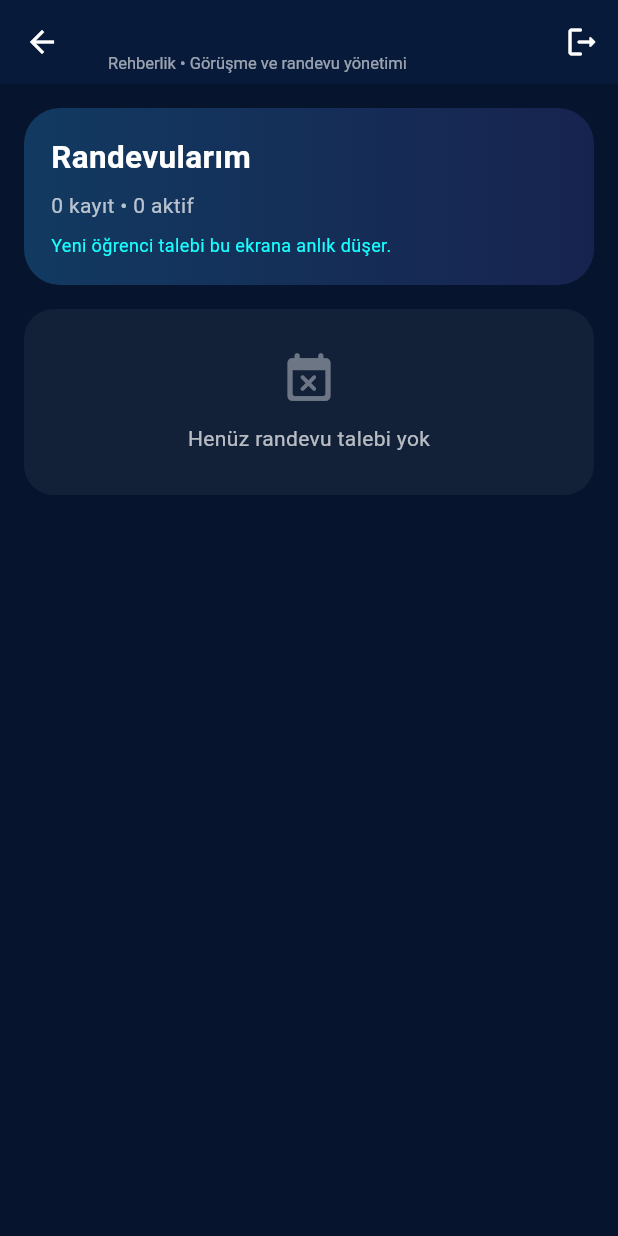
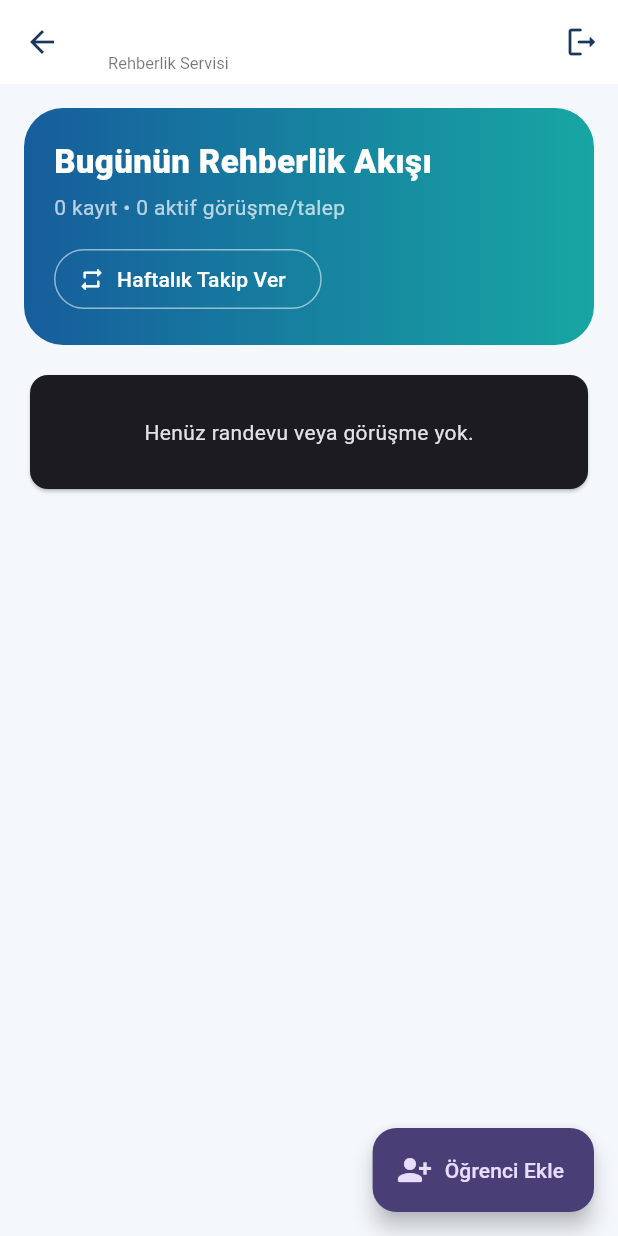
Before and after one commit to erdemci07/zumre_net, a Flutter app: the GuidanceHomeScreen screen opened by its route, on a phone screen of 412 x 824 dp. Run offline on Flutter 3.47's test engine with Material 3 defaults, Android fonts, the phone set to English and light mode, and no system bars; our stand-ins replace cloud_firestore, cloud_functions, file_picker, firebase_auth, firebase_core, printing; accounts and stored records are empty.

Commit message:
Upgrade guidance dashboard with student management and weekly followup

```diff
--- a/lib/screens/guidance_home_screen.dart
+++ b/lib/screens/guidance_home_screen.dart
@@ -2,30 +2,48 @@ import 'package:flutter/material.dart';
 import 'package:firebase_auth/firebase_auth.dart';
 import 'package:cloud_firestore/cloud_firestore.dart';
 
-class GuidanceHomeScreen extends StatelessWidget {
+class GuidanceHomeScreen extends StatefulWidget {
   const GuidanceHomeScreen({super.key});
-  Future<void> changeStatus(BuildContext context,String id,String status) async {
-    await FirebaseFirestore.instance.collection('guidanceAppointments').doc(id).update({'status':status,'updatedAt':FieldValue.serverTimestamp()});
-    if(context.mounted) ScaffoldMessenger.of(context).showSnackBar(SnackBar(content:Text(status=='approved'?'Randevu onaylandı.':status=='in_progress'?'Görüşme başlatıldı.':status=='completed'?'Görüşme tamamlandı.':'Randevu güncellendi.')));
+  @override State<GuidanceHomeScreen> createState()=>_GuidanceHomeScreenState();
+}
+class _GuidanceHomeScreenState extends State<GuidanceHomeScreen> {
+  final db=FirebaseFirestore.instance; final auth=FirebaseAuth.instance;
+  String statusLabel(String s)=>s=='approved'?'Onaylandı':s=='in_progress'?'Görüşmede':s=='completed'?'Tamamlandı':s=='no_show'?'Gelmedi':s=='cancelled'?'İptal':'Onay Bekliyor';
+  Color statusColor(String s)=>s=='completed'?Colors.green:s=='in_progress'?Colors.orange:s=='no_show'||s=='cancelled'?Colors.red:s=='approved'?Colors.teal:const Color(0xFF2675D8);
+  Future<void> changeStatus(String id,String status)=>db.collection('guidanceAppointments').doc(id).update({'status':status,'updatedAt':FieldValue.serverTimestamp()});
+
+  Future<void> addStudent() async {
+    final students=await db.collection('users').where('role',isEqualTo:'student').get();
+    if(!mounted)return; String? studentId,studentName,reason; String day='Bugün'; String time='14:30';
+    const reasons=['Akademik takip','Ödev kontrolü','Sınav / hedef planlama','Ders çalışma düzeni','Motivasyon','Genel görüşme'];
+    await showDialog(context:context,builder:(ctx)=>StatefulBuilder(builder:(ctx,setD)=>AlertDialog(
+      title:const Text('Öğrenci Ekle'),content:SizedBox(width:480,child:SingleChildScrollView(child:Column(mainAxisSize:MainAxisSize.min,children:[
+        DropdownButtonFormField<String>(decoration:const InputDecoration(labelText:'Öğrenci'),items:students.docs.map((d){final x=d.data();final n='${x['fullName']??'${x['name']??''} ${x['surname']??''}'}';return DropdownMenuItem(value:d.id,child:Text(n));}).toList(),onChanged:(v){final d=students.docs.firstWhere((e)=>e.id==v).data();setD((){studentId=v;studentName='${d['fullName']??'${d['name']??''} ${d['surname']??''}'}';});}),
+        const SizedBox(height:10),DropdownButtonFormField<String>(decoration:const InputDecoration(labelText:'Görüşme / görev'),items:reasons.map((e)=>DropdownMenuItem(value:e,child:Text(e))).toList(),onChanged:(v)=>setD(()=>reason=v)),
+        const SizedBox(height:10),TextFormField(initialValue:day,decoration:const InputDecoration(labelText:'Gün'),onChanged:(v)=>day=v),const SizedBox(height:10),TextFormField(initialValue:time,decoration:const InputDecoration(labelText:'Saat'),onChanged:(v)=>time=v),
+      ]))),actions:[TextButton(onPressed:()=>Navigator.pop(ctx),child:const Text('Vazgeç')),FilledButton(onPressed:studentId==null||reason==null?null:()async{final u=await db.collection('users').doc(auth.currentUser!.uid).get();await db.collection('guidanceAppointments').add({'studentId':studentId,'studentName':studentName,'counselorId':auth.currentUser!.uid,'counselorName':u.data()?['fullName']??'Rehberlik Servisi','reason':reason,'dayLabel':day,'time':time,'status':'approved','source':'guidance','createdAt':FieldValue.serverTimestamp(),'updatedAt':FieldValue.serverTimestamp()});if(ctx.mounted)Navigator.pop(ctx);},child:const Text('Ekle'))]
+    )));
   }
-  String label(String s)=>s=='approved'?'Onaylandı':s=='in_progress'?'Görüşmede':s=='completed'?'Tamamlandı':s=='no_show'?'Gelmedi':s=='cancelled'?'İptal':'Onay Bekliyor';
-  Color color(String s)=>s=='completed'?Colors.greenAccent:s=='in_progress'?Colors.orangeAccent:s=='no_show'||s=='cancelled'?Colors.redAccent:s=='approved'?Colors.lightGreenAccent:Colors.cyanAccent;
-  @override Widget build(BuildContext context){ final uid=FirebaseAuth.instance.currentUser!.uid; return StreamBuilder<DocumentSnapshot<Map<String,dynamic>>>(stream:FirebaseFirestore.instance.collection('users').doc(uid).snapshots(),builder:(context,userSnap){ final user=userSnap.data?.data(); final counselorName='${user?['fullName'] ?? user?['name'] ?? 'Rehberlik Servisi'}'; return Scaffold(
-    backgroundColor:const Color(0xFF06142E),
-    appBar:AppBar(backgroundColor:const Color(0xFF071A3A),foregroundColor:Colors.white,title:Column(crossAxisAlignment:CrossAxisAlignment.start,children:[Text(counselorName,style:const TextStyle(fontWeight:FontWeight.bold)),const Text('Rehberlik • Görüşme ve randevu yönetimi',style:TextStyle(fontSize:11,color:Colors.white60))]),actions:[IconButton(onPressed:()=>FirebaseAuth.instance.signOut(),icon:const Icon(Icons.logout_rounded))]),
-    body:StreamBuilder<QuerySnapshot<Map<String,dynamic>>>(stream:FirebaseFirestore.instance.collection('guidanceAppointments').where('counselorId',isEqualTo:uid).snapshots(),builder:(context,snap){
-      if(!snap.hasData)return const Center(child:CircularProgressIndicator());
-      final docs=snap.data!.docs.toList()..sort((a,b){final at=a.data()['createdAt'] as Timestamp?;final bt=b.data()['createdAt'] as Timestamp?;return (bt?.millisecondsSinceEpoch??0).compareTo(at?.millisecondsSinceEpoch??0);});
-      final active=docs.where((d)=>!['cancelled','completed','no_show'].contains(d.data()['status'])).length;
-      return ListView(padding:const EdgeInsets.all(16),children:[
-        Container(padding:const EdgeInsets.all(18),decoration:BoxDecoration(gradient:const LinearGradient(colors:[Color(0xFF123A61),Color(0xFF17234F)]),borderRadius:BorderRadius.circular(24)),child:Column(crossAxisAlignment:CrossAxisAlignment.start,children:[const Text('Randevularım',style:TextStyle(color:Colors.white,fontSize:21,fontWeight:FontWeight.bold)),const SizedBox(height:7),Text('${docs.length} kayıt • $active aktif',style:const TextStyle(color:Colors.white70)),const SizedBox(height:8),const Text('Yeni öğrenci talebi bu ekrana anlık düşer.',style:TextStyle(color:Colors.cyanAccent,fontSize:12))])),
-        const SizedBox(height:16),
-        if(docs.isEmpty) Container(padding:const EdgeInsets.all(28),decoration:BoxDecoration(color:Colors.white.withValues(alpha:.05),borderRadius:BorderRadius.circular(20)),child:const Column(children:[Icon(Icons.event_busy_rounded,color:Colors.white38,size:38),SizedBox(height:10),Text('Henüz randevu talebi yok',style:TextStyle(color:Colors.white70))])),
-        ...docs.map((doc){final x=doc.data();final s='${x['status']??'pending'}';final c=color(s);return Container(margin:const EdgeInsets.only(bottom:10),padding:const EdgeInsets.all(14),decoration:BoxDecoration(color:Colors.white.withValues(alpha:.06),borderRadius:BorderRadius.circular(19),border:Border.all(color:c.withValues(alpha:.28))),child:Column(children:[
-          Row(crossAxisAlignment:CrossAxisAlignment.start,children:[Container(width:58,padding:const EdgeInsets.symmetric(vertical:9),decoration:BoxDecoration(color:c.withValues(alpha:.12),borderRadius:BorderRadius.circular(13)),child:Text('${x['time']??''}',textAlign:TextAlign.center,style:TextStyle(color:c,fontWeight:FontWeight.bold))),const SizedBox(width:12),Expanded(child:Column(crossAxisAlignment:CrossAxisAlignment.start,children:[Text('${x['studentName']??'Öğrenci'}',style:const TextStyle(color:Colors.white,fontWeight:FontWeight.bold,fontSize:15)),const SizedBox(height:3),Text('${x['dayLabel']??''} • ${x['reason']??''}',style:const TextStyle(color:Colors.white60,fontSize:12))])),Container(padding:const EdgeInsets.symmetric(horizontal:8,vertical:5),decoration:BoxDecoration(color:c.withValues(alpha:.12),borderRadius:BorderRadius.circular(20)),child:Text(label(s),style:TextStyle(color:c,fontSize:10,fontWeight:FontWeight.bold)))]),
-          if(!['completed','cancelled','no_show'].contains(s))...[const SizedBox(height:11),Row(children:[if(s=='pending')Expanded(child:ElevatedButton(onPressed:()=>changeStatus(context,doc.id,'approved'),child:const Text('Onayla'))),if(s=='approved')Expanded(child:ElevatedButton(onPressed:()=>changeStatus(context,doc.id,'in_progress'),child:const Text('Görüşmeyi Başlat'))),if(s=='in_progress')Expanded(child:ElevatedButton(onPressed:()=>changeStatus(context,doc.id,'completed'),child:const Text('Tamamla'))),const SizedBox(width:7),TextButton(onPressed:()=>changeStatus(context,doc.id,'no_show'),child:const Text('Gelmedi'))])]
-        ]));}).toList(),
-      ]);
-    }),
+
+  Future<void> addWeeklyTask() async {
+    final students=await db.collection('users').where('role',isEqualTo:'student').get(); if(!mounted)return;
+    String? studentId,studentName; String title='Haftalık Ödev Kontrolü'; String day='Her Pazartesi';
+    await showDialog(context:context,builder:(ctx)=>StatefulBuilder(builder:(ctx,setD)=>AlertDialog(title:const Text('Haftalık Takip Ver'),content:Column(mainAxisSize:MainAxisSize.min,children:[
+      DropdownButtonFormField<String>(decoration:const InputDecoration(labelText:'Öğrenci'),items:students.docs.map((d){final x=d.data();final n='${x['fullName']??'${x['name']??''} ${x['surname']??''}'}';return DropdownMenuItem(value:d.id,child:Text(n));}).toList(),onChanged:(v){final d=students.docs.firstWhere((e)=>e.id==v).data();setD((){studentId=v;studentName='${d['fullName']??''}';});}),const SizedBox(height:10),
+      TextFormField(initialValue:title,decoration:const InputDecoration(labelText:'Görev'),onChanged:(v)=>title=v),const SizedBox(height:10),TextFormField(initialValue:day,decoration:const InputDecoration(labelText:'Tekrar'),onChanged:(v)=>day=v)
+    ]),actions:[TextButton(onPressed:()=>Navigator.pop(ctx),child:const Text('Vazgeç')),FilledButton(onPressed:studentId==null?null:()async{await db.collection('guidanceTasks').add({'studentId':studentId,'studentName':studentName,'counselorId':auth.currentUser!.uid,'title':title,'schedule':day,'active':true,'createdAt':FieldValue.serverTimestamp()});if(ctx.mounted)Navigator.pop(ctx);},child:const Text('Takibi Başlat'))])));
+  }
+
+  @override Widget build(BuildContext context){final uid=auth.currentUser!.uid;return StreamBuilder<DocumentSnapshot<Map<String,dynamic>>>(stream:db.collection('users').doc(uid).snapshots(),builder:(context,userSnap){final name='${userSnap.data?.data()?['fullName']??'Rehberlik Servisi'}';return Scaffold(
+    backgroundColor:const Color(0xFFF4F7FB),appBar:AppBar(elevation:0,backgroundColor:Colors.white,foregroundColor:const Color(0xFF17375E),title:Column(crossAxisAlignment:CrossAxisAlignment.start,children:[Text(name,style:const TextStyle(fontWeight:FontWeight.w800)),const Text('Rehberlik Servisi',style:TextStyle(fontSize:11,color:Colors.black54))]),actions:[IconButton(onPressed:()=>auth.signOut(),icon:const Icon(Icons.logout_rounded))]),
+    floatingActionButton:FloatingActionButton.extended(onPressed:addStudent,icon:const Icon(Icons.person_add_alt_1_rounded),label:const Text('Öğrenci Ekle')),
+    body:StreamBuilder<QuerySnapshot<Map<String,dynamic>>>(stream:db.collection('guidanceAppointments').where('counselorId',isEqualTo:uid).snapshots(),builder:(context,snap){if(!snap.hasData)return const Center(child:CircularProgressIndicator());final docs=snap.data!.docs.toList()..sort((a,b){final at=a.data()['createdAt'] as Timestamp?;final bt=b.data()['createdAt'] as Timestamp?;return(bt?.millisecondsSinceEpoch??0).compareTo(at?.millisecondsSinceEpoch??0);});final active=docs.where((d)=>!['completed','cancelled','no_show'].contains(d.data()['status'])).length;return ListView(padding:const EdgeInsets.all(16),children:[
+      Container(padding:const EdgeInsets.all(20),decoration:BoxDecoration(gradient:const LinearGradient(colors:[Color(0xFF165D9C),Color(0xFF17A6A3)]),borderRadius:BorderRadius.circular(26)),child:Column(crossAxisAlignment:CrossAxisAlignment.start,children:[const Text('Bugünün Rehberlik Akışı',style:TextStyle(color:Colors.white,fontSize:22,fontWeight:FontWeight.w800)),const SizedBox(height:5),Text('${docs.length} kayıt • $active aktif görüşme/talep',style:const TextStyle(color:Colors.white70)),const SizedBox(height:14),OutlinedButton.icon(style:OutlinedButton.styleFrom(foregroundColor:Colors.white,side:const BorderSide(color:Colors.white54)),onPressed:addWeeklyTask,icon:const Icon(Icons.repeat_rounded),label:const Text('Haftalık Takip Ver'))])),
+      const SizedBox(height:16),if(docs.isEmpty)const Card(child:Padding(padding:EdgeInsets.all(28),child:Center(child:Text('Henüz randevu veya görüşme yok.')))),
+      ...docs.map((doc){final x=doc.data();final s='${x['status']??'pending'}';final col=statusColor(s);return Card(margin:const EdgeInsets.only(bottom:12),elevation:1,shape:RoundedRectangleBorder(borderRadius:BorderRadius.circular(20)),child:Padding(padding:const EdgeInsets.all(15),child:Column(crossAxisAlignment:CrossAxisAlignment.start,children:[
+        Row(children:[CircleAvatar(backgroundColor:col.withValues(alpha:.12),child:Icon(Icons.person_rounded,color:col)),const SizedBox(width:10),Expanded(child:Column(crossAxisAlignment:CrossAxisAlignment.start,children:[Text('${x['studentName']??'Öğrenci'}',style:const TextStyle(fontWeight:FontWeight.w800,fontSize:16)),Text('${x['dayLabel']??''} • ${x['time']??''} • ${x['reason']??''}',style:const TextStyle(color:Colors.black54,fontSize:12))])),Chip(label:Text(statusLabel(s)),backgroundColor:col.withValues(alpha:.10),labelStyle:TextStyle(color:col,fontWeight:FontWeight.w700))]),
+        if(!['completed','cancelled','no_show'].contains(s))...[const Divider(height:22),Row(children:[if(s=='pending')Expanded(child:FilledButton(onPressed:()=>changeStatus(doc.id,'approved'),child:const Text('Onayla'))),if(s=='approved')Expanded(child:FilledButton(onPressed:()=>changeStatus(doc.id,'in_progress'),child:const Text('Görüşmeyi Başlat'))),if(s=='in_progress')Expanded(child:FilledButton(onPressed:()=>changeStatus(doc.id,'completed'),child:const Text('Görüşmeyi Tamamla'))),const SizedBox(width:8),OutlinedButton(onPressed:s=='in_progress'?null:()=>changeStatus(doc.id,'no_show'),child:const Text('Gelmedi'))])]
+      ])));})
+    ]);}),
   );});}
 }
```
